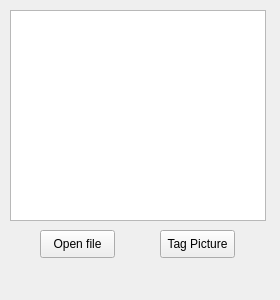
This is easygeotagger/src/plugins/file_reading/egtfilereadercontrolsgui.ui in alexbruy/EasyGeoTagger as Qt 5 draws it before an edit. The edited form follows.
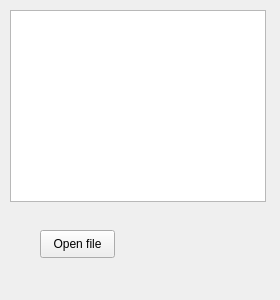
This is the edited form.

```diff
--- a/easygeotagger/src/plugins/file_reading/egtfilereadercontrolsgui.ui
+++ b/easygeotagger/src/plugins/file_reading/egtfilereadercontrolsgui.ui
@@ -25,29 +25,16 @@
     <string>Open file</string>
    </property>
   </widget>
-  <widget class="QTableView" name="tvFileContent" >
+  <widget class="QTableWidget" name="twFieldsList" >
    <property name="geometry" >
     <rect>
      <x>10</x>
      <y>10</y>
      <width>256</width>
-     <height>211</height>
+     <height>192</height>
     </rect>
    </property>
   </widget>
-  <widget class="QPushButton" name="pbtnTagPicture" >
-   <property name="geometry" >
-    <rect>
-     <x>160</x>
-     <y>230</y>
-     <width>75</width>
-     <height>28</height>
-    </rect>
-   </property>
-   <property name="text" >
-    <string>Tag Picture</string>
-   </property>
-  </widget>
  </widget>
  <resources/>
  <connections/>
```
